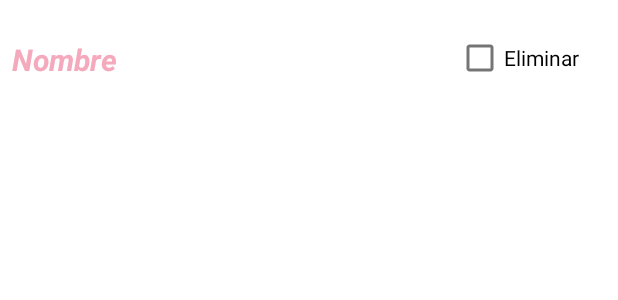
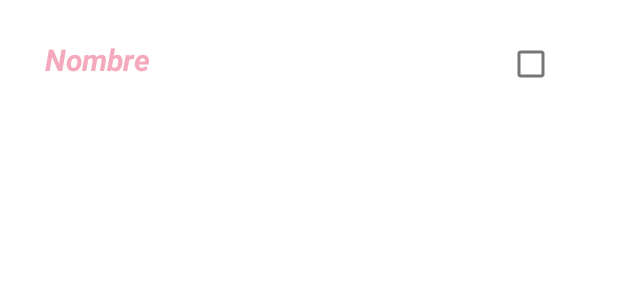
Before and after one commit to bernalqz/PCM_JZQ_BQZ, an Android app: the layout adaptador_sectores.xml on its own in the app's theme, with its tools: preview values and no code run, on a phone screen of 412 x 824 dp. Shown: the top 300 px of the screen. Run offline under Robolectric (Android 15) with nearby library versions, the light colour scheme and no system bars.

Commit message:
Ajustes en el Adaptador de la Lista de Sectores

```diff
--- a/app/src/main/res/layout/adaptador_sectores.xml
+++ b/app/src/main/res/layout/adaptador_sectores.xml
@@ -8,8 +8,8 @@
 //
 
     <LinearLayout
-        android:layout_width="396dp"
-        android:layout_height="69dp"
+        android:layout_width="352dp"
+        android:layout_height="78dp"
         android:orientation="horizontal"
         app:layout_constraintBottom_toBottomOf="parent"
         app:layout_constraintEnd_toEndOf="parent"
@@ -52,11 +52,10 @@
         </LinearLayout>
 
         <CheckBox
-            android:id="@+id/cbEliminar"
-            android:layout_width="wrap_content"
-            android:layout_height="69dp"
-            android:layout_weight="1"
-            android:text="Eliminar" />
+            android:id="@+id/cbCheckBox"
+            android:layout_width="42dp"
+            android:layout_height="match_parent"
+            android:layout_weight="1" />
     </LinearLayout>
 
 //
```
Also changed, not shown: app/src/main/java/com/example/pcm_jzq_bqz/Clases/cSectorAdaptador.java (+27 -1 lines), app/src/main/java/com/example/pcm_jzq_bqz/SectoresActivity.java (+24 -16 lines), app/src/main/res/layout/activity_sectores.xml (+9 -8 lines).
